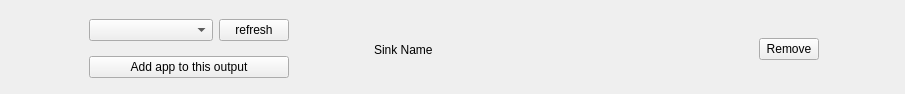
This is RouteWidget.ui in skylineone044/simple-app-audio-router as Qt 5 draws it before an edit. The edited form follows.
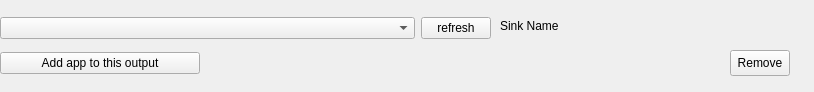
This is the edited form.

Commit message: remove button is no longer hidden outside the RouteWidget

The edit to the form file:
```diff
--- a/RouteWidget.ui
+++ b/RouteWidget.ui
@@ -6,27 +6,28 @@
    <rect>
     <x>0</x>
     <y>0</y>
-    <width>905</width>
-    <height>94</height>
+    <width>814</width>
+    <height>92</height>
    </rect>
   </property>
+  <property name="maximumSize">
+   <size>
+    <width>2000</width>
+    <height>16777215</height>
+   </size>
+  </property>
   <property name="windowTitle">
    <string>Widget Root</string>
   </property>
   <widget class="QWidget" name="horizontalLayoutWidget">
    <property name="geometry">
     <rect>
-     <x>10</x>
+     <x>0</x>
      <y>10</y>
-     <width>889</width>
-     <height>79</height>
+     <width>491</width>
+     <height>71</height>
     </rect>
    </property>
-   <layout class="QHBoxLayout" name="horizontalLayout">
-    <property name="bottomMargin">
-     <number>0</number>
-    </property>
-    <item>
      <layout class="QVBoxLayout" name="verticalLayout">
       <item>
        <layout class="QHBoxLayout" name="horizontalLayout_2">
@@ -62,9 +63,35 @@
        </widget>
       </item>
      </layout>
-    </item>
-    <item>
+  </widget>
+  <widget class="QPushButton" name="removeSinkButton">
+   <property name="geometry">
+    <rect>
+     <x>730</x>
+     <y>50</y>
+     <width>60</width>
+     <height>26</height>
+    </rect>
+   </property>
+   <property name="maximumSize">
+    <size>
+     <width>60</width>
+     <height>16777215</height>
+    </size>
+   </property>
+   <property name="text">
+    <string>Remove</string>
+   </property>
+  </widget>
      <widget class="QLabel" name="sinkNameLabel">
+   <property name="geometry">
+    <rect>
+     <x>500</x>
+     <y>10</y>
+     <width>300</width>
+     <height>31</height>
+    </rect>
+   </property>
       <property name="maximumSize">
        <size>
         <width>300</width>
@@ -74,22 +101,6 @@
       <property name="text">
        <string>Sink Name</string>
       </property>
-     </widget>
-    </item>
-    <item>
-     <widget class="QPushButton" name="asdf">
-      <property name="maximumSize">
-       <size>
-        <width>60</width>
-        <height>16777215</height>
-       </size>
-      </property>
-      <property name="text">
-       <string>Remove</string>
-      </property>
-     </widget>
-    </item>
-   </layout>
   </widget>
  </widget>
  <resources/>
```
Left out of the diff: 2 changed lines with no effect on the pictures. Lines whose indentation alone changed are shown as unchanged. The commit also changes 1 other file.
